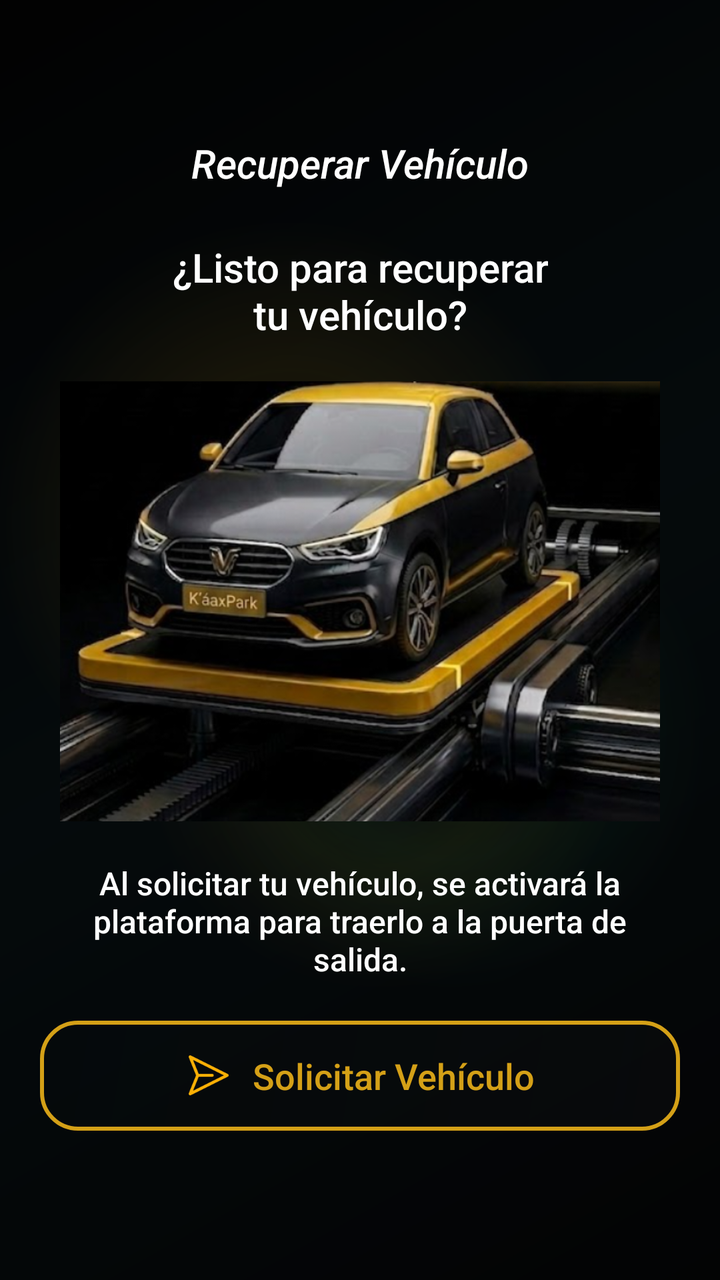
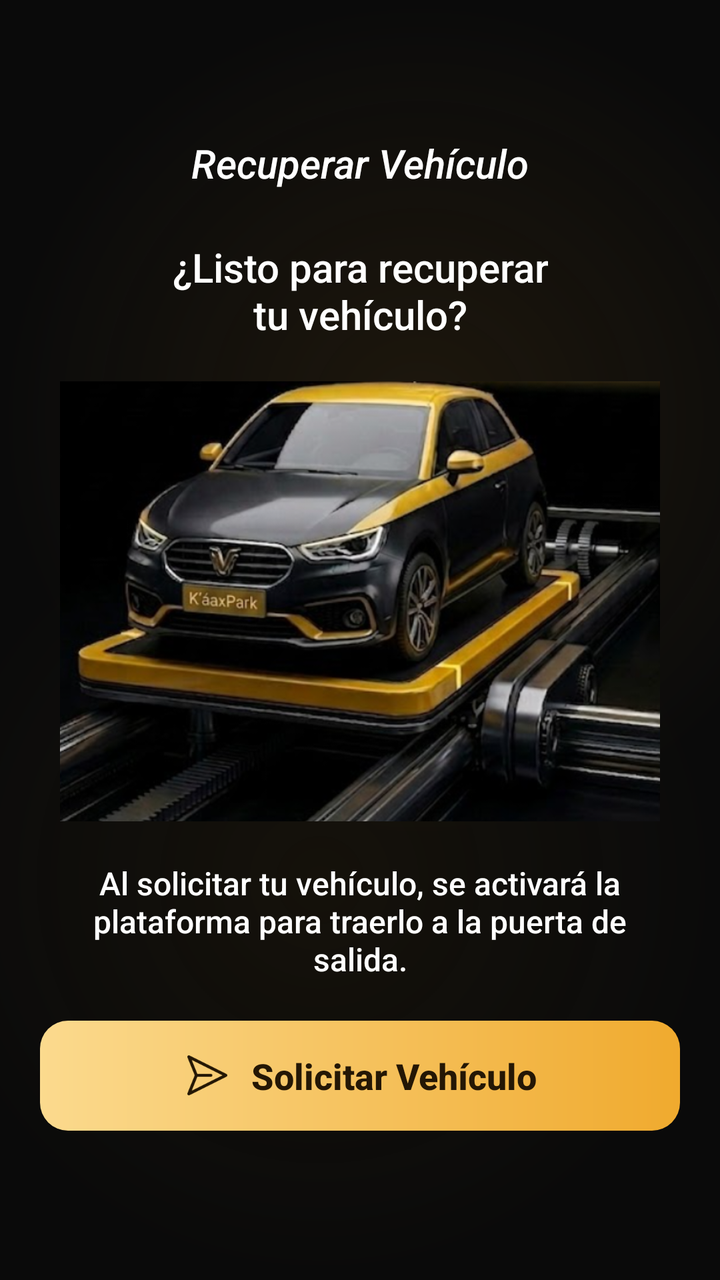

The first picture is an Android layout as it rendered before a commit; the second is the same layout after the commit. The layout source and the unified diff follow.
<!-- AndroidManifest.xml: application theme Theme.AppKaaxPark -->
<!-- res/layout/activity_recuperar_vehiculo.xml -->
<?xml version="1.0" encoding="utf-8"?>
<androidx.constraintlayout.widget.ConstraintLayout
    xmlns:android="http://schemas.android.com/apk/res/android"
    xmlns:app="http://schemas.android.com/apk/res-auto"
    xmlns:tools="http://schemas.android.com/tools"
    android:layout_width="match_parent"
    android:layout_height="match_parent"
    android:background="@drawable/bg_screen_glass"
    tools:context=".Cliente.RecuperarVehiculo">

    <TextView
        android:id="@+id/txtTitulo"
        android:layout_width="wrap_content"
        android:layout_height="wrap_content"
        android:text="Recuperar Vehículo"
        android:textColor="#FFFFFF"
        android:textSize="20sp"
        android:textStyle="italic"
        android:layout_marginTop="68dp"
        app:layout_constraintTop_toTopOf="parent"
        app:layout_constraintStart_toStartOf="parent"
        app:layout_constraintEnd_toEndOf="parent" />

    <TextView
        android:id="@+id/txtPregunta"
        android:layout_width="wrap_content"
        android:layout_height="wrap_content"
        android:layout_marginTop="25dp"
        android:gravity="center"
        android:text="¿Listo para recuperar\ntu vehículo?"
        android:textAlignment="center"
        android:textColor="#FFFFFF"
        android:textSize="20sp"
        app:layout_constraintEnd_toEndOf="parent"
        app:layout_constraintStart_toStartOf="parent"
        app:layout_constraintTop_toBottomOf="@id/txtTitulo" />

    <ImageView
        android:id="@+id/imgVehiculoGrande"
        android:layout_width="300dp"
        android:layout_height="220dp"
        android:layout_marginTop="20dp"
        android:scaleType="centerCrop"
        android:src="@drawable/vehiculo_recuperar"
        app:layout_constraintEnd_toEndOf="parent"
        app:layout_constraintStart_toStartOf="parent"
        app:layout_constraintTop_toBottomOf="@id/txtPregunta" />

    <TextView
        android:id="@+id/txtDescripcion"
        android:layout_width="300dp"
        android:layout_height="wrap_content"
        android:layout_marginTop="20dp"
        android:gravity="center"
        android:text="Al solicitar tu vehículo, se activará la plataforma para traerlo a la puerta de salida."
        android:textAlignment="center"
        android:textColor="#FFFFFF"
        android:textSize="16sp"
        app:layout_constraintEnd_toEndOf="parent"
        app:layout_constraintStart_toStartOf="parent"
        app:layout_constraintTop_toBottomOf="@id/imgVehiculoGrande" />

    <LinearLayout
        android:id="@+id/btnSolicitar"
        android:layout_width="320dp"
        android:layout_height="55dp"
        android:layout_marginTop="20dp"
        android:background="@drawable/borde_dorado"
        android:gravity="center"
        android:orientation="horizontal"
        android:clickable="true"
        android:focusable="true"
        app:layout_constraintEnd_toEndOf="parent"
        app:layout_constraintStart_toStartOf="parent"
        app:layout_constraintTop_toBottomOf="@id/txtDescripcion">

        <ImageView
            android:id="@+id/imgSolicitar"
            android:layout_width="24dp"
            android:layout_height="24dp"
            android:src="@drawable/icon_solicitar" />

        <TextView
            android:layout_width="wrap_content"
            android:layout_height="wrap_content"
            android:layout_marginStart="10dp"
            android:text="Solicitar Vehículo"
            android:textColor="#D4A017"
            android:textSize="18sp" />
    </LinearLayout>

</androidx.constraintlayout.widget.ConstraintLayout>
<!-- resources referenced by this layout -->
<resources>
  <!-- drawable bg_screen_glass (drawable) -->
  <?xml version="1.0" encoding="utf-8"?>
  <layer-list xmlns:android="http://schemas.android.com/apk/res/android">
  
      <item>
          <shape android:shape="rectangle">
              <gradient
                  android:angle="135"
                  android:startColor="#050607"
                  android:centerColor="#081114"
                  android:endColor="#030303" />
          </shape>
      </item>
  
      <item
          android:left="-70dp"
          android:top="-120dp">
          <shape android:shape="oval">
              <size
                  android:width="260dp"
                  android:height="260dp" />
              <gradient
                  android:type="radial"
                  android:gradientRadius="150dp"
                  android:centerColor="#26D4A017"
                  android:endColor="#00D4A017" />
          </shape>
      </item>
  
      <item
          android:right="-90dp"
          android:top="90dp">
          <shape android:shape="oval">
              <size
                  android:width="240dp"
                  android:height="240dp" />
              <gradient
                  android:type="radial"
                  android:gradientRadius="130dp"
                  android:centerColor="#182ECC71"
                  android:endColor="#002ECC71" />
          </shape>
      </item>
  
      <item
          android:left="20dp"
          android:bottom="-110dp">
          <shape android:shape="oval">
              <size
                  android:width="220dp"
                  android:height="220dp" />
              <gradient
                  android:type="radial"
                  android:gradientRadius="120dp"
                  android:centerColor="#1AD4A017"
                  android:endColor="#00D4A017" />
          </shape>
      </item>
  
      <item>
          <shape android:shape="rectangle">
              <solid android:color="@color/glass_scrim" />
          </shape>
      </item>
  
  </layer-list>
  <!-- drawable borde_dorado (drawable) -->
  <?xml version="1.0" encoding="utf-8"?>
  <shape xmlns:android="http://schemas.android.com/apk/res/android">
      <gradient
          android:angle="135"
          android:startColor="#26191D21"
          android:centerColor="#18171B1F"
          android:endColor="#10101214" />
      <stroke
          android:width="2dp"
          android:color="@color/gold_primary" />
      <corners android:radius="18dp" />
  </shape>
  <style name="Theme.AppKaaxPark" parent="Base.Theme.AppKaaxPark" />
  <color name="glass_scrim">#66000000</color>
  <color name="gold_primary">#D4A017</color>
  <color name="black">#FF000000</color>
  <color name="gold_secondary">#E5A93C</color>
  <color name="gold_light">#F0C24B</color>
  <color name="glass_surface">#33191D21</color>
  <color name="white">#FFFFFFFF</color>
  <color name="glass_surface_soft">#22191D21</color>
  <color name="glass_border">#40FFFFFF</color>
  <style name="Widget.AppKaaxPark.TextView" parent="@android:style/Widget.TextView">
          <item name="android:fontFamily">sans-serif-medium</item>
      </style>
  <style name="Widget.AppKaaxPark.EditText" parent="@android:style/Widget.EditText">
          <item name="android:fontFamily">sans-serif-medium</item>
      </style>
  <style name="Widget.AppKaaxPark.Button" parent="@android:style/Widget.Button">
          <item name="android:fontFamily">sans-serif-medium</item>
          <item name="android:letterSpacing">0.02</item>
      </style>
  <!-- unchanged entries left out for length: 3 -->
</resources>

<!-- the commit's change to res/layout/activity_recuperar_vehiculo.xml (unified diff, before → after) -->
@@ -65,7 +65,7 @@
         android:layout_width="320dp"
         android:layout_height="55dp"
         android:layout_marginTop="20dp"
-        android:background="@drawable/borde_dorado"
+        android:background="@drawable/bg_button_gold"
         android:gravity="center"
         android:orientation="horizontal"
         android:clickable="true"
@@ -78,15 +78,17 @@
             android:id="@+id/imgSolicitar"
             android:layout_width="24dp"
             android:layout_height="24dp"
-            android:src="@drawable/icon_solicitar" />
+            android:src="@drawable/icon_solicitar"
+            app:tint="#241705" />
 
         <TextView
             android:layout_width="wrap_content"
             android:layout_height="wrap_content"
             android:layout_marginStart="10dp"
             android:text="Solicitar Vehículo"
-            android:textColor="#D4A017"
-            android:textSize="18sp" />
+            android:textColor="#241705"
+            android:textSize="18sp"
+            android:textStyle="bold" />
     </LinearLayout>
 
 </androidx.constraintlayout.widget.ConstraintLayout>
<!-- resource entries referenced after the edit -->
@@ -1,86 +1,54 @@
 <!-- resources referenced by this layout -->
 <resources>
+  <!-- drawable bg_button_gold (drawable) -->
+  <?xml version="1.0" encoding="utf-8"?>
+  <shape xmlns:android="http://schemas.android.com/apk/res/android"
+      android:shape="rectangle">
+      <gradient
+          android:angle="0"
+          android:startColor="#FBDA8E"
+          android:endColor="#F0AA2E" />
+      <corners android:radius="14dp" />
+  </shape>
   <!-- drawable bg_screen_glass (drawable) -->
   <?xml version="1.0" encoding="utf-8"?>
   <layer-list xmlns:android="http://schemas.android.com/apk/res/android">
   
+      
       <item>
           <shape android:shape="rectangle">
-              <gradient
-                  android:angle="135"
-                  android:startColor="#050607"
-                  android:centerColor="#081114"
-                  android:endColor="#030303" />
+              <solid android:color="#0A0A0A" />
           </shape>
       </item>
   
-      <item
-          android:left="-70dp"
-          android:top="-120dp">
+      
+      <item android:gravity="top|start">
           <shape android:shape="oval">
-              <size
-                  android:width="260dp"
-                  android:height="260dp" />
+              <size android:width="420dp" android:height="420dp" />
               <gradient
                   android:type="radial"
-                  android:gradientRadius="150dp"
-                  android:centerColor="#26D4A017"
-                  android:endColor="#00D4A017" />
+                  android:gradientRadius="210dp"
+                  android:centerColor="#333A2A10"
+                  android:startColor="#663A2A10"
+                  android:endColor="#000A0A0A" />
           </shape>
       </item>
   
-      <item
-          android:right="-90dp"
-          android:top="90dp">
+      
+      <item android:gravity="bottom|end">
           <shape android:shape="oval">
-              <size
-                  android:width="240dp"
-                  android:height="240dp" />
+              <size android:width="400dp" android:height="400dp" />
               <gradient
                   android:type="radial"
-                  android:gradientRadius="130dp"
-                  android:centerColor="#182ECC71"
-                  android:endColor="#002ECC71" />
-          </shape>
-      </item>
-  
-      <item
-          android:left="20dp"
-          android:bottom="-110dp">
-          <shape android:shape="oval">
-              <size
-                  android:width="220dp"
-                  android:height="220dp" />
-              <gradient
-                  android:type="radial"
-                  android:gradientRadius="120dp"
-                  android:centerColor="#1AD4A017"
-                  android:endColor="#00D4A017" />
-          </shape>
-      </item>
-  
-      <item>
-          <shape android:shape="rectangle">
-              <solid android:color="@color/glass_scrim" />
+                  android:gradientRadius="200dp"
+                  android:centerColor="#2A2A1F0A"
+                  android:startColor="#552A1F0A"
+                  android:endColor="#000A0A0A" />
           </shape>
       </item>
   
   </layer-list>
-  <!-- drawable borde_dorado (drawable) -->
-  <?xml version="1.0" encoding="utf-8"?>
-  <shape xmlns:android="http://schemas.android.com/apk/res/android">
-      <gradient
-          android:angle="135"
-          android:startColor="#26191D21"
-          android:centerColor="#18171B1F"
-          android:endColor="#10101214" />
-      <stroke
-          android:width="2dp"
-          android:color="@color/gold_primary" />
-      <corners android:radius="18dp" />
-  </shape>
   <style name="Theme.AppKaaxPark" parent="Base.Theme.AppKaaxPark" />
-  <color name="glass_scrim">#66000000</color>
   <color name="gold_primary">#D4A017</color>
   <color name="black">#FF000000</color>
   <color name="gold_secondary">#E5A93C</color>
